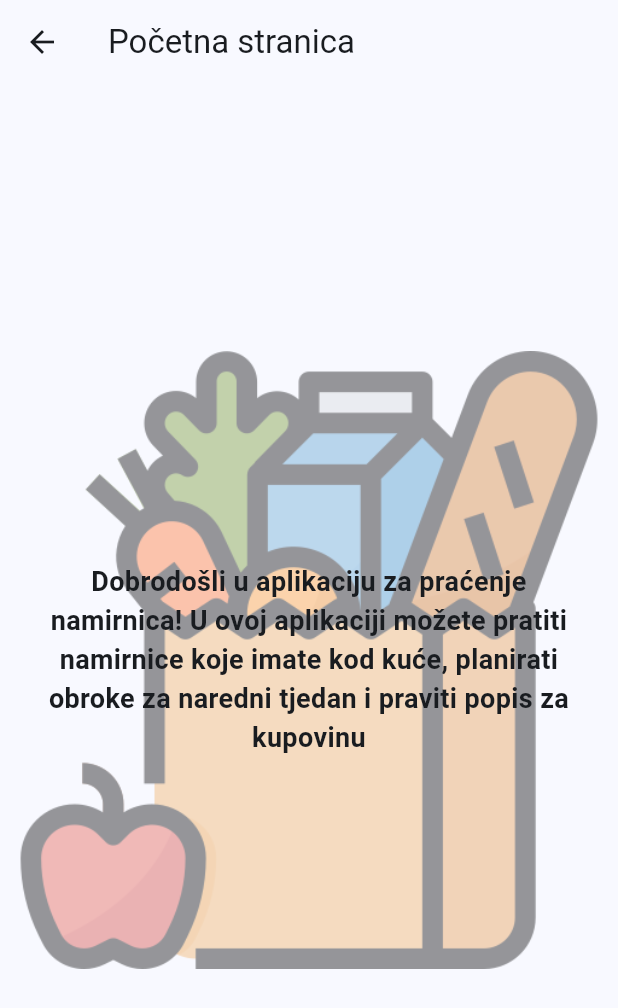
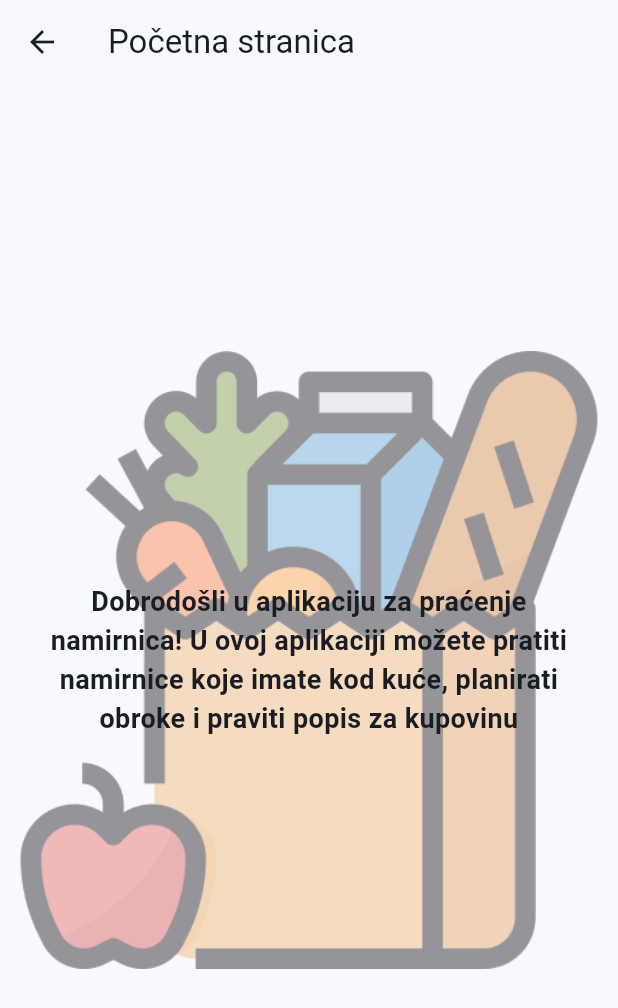
Before and after one commit to IvanSamardzic1/DiplomskiRad, a Flutter app: the HomePage screen opened directly, on a phone screen of 412 x 824 dp. Shown: the top 1008 px of the screen. Run offline on Flutter 3.47's test engine with Material 3 defaults, Android fonts, the phone set to English and light mode, and no system bars; our stand-ins replace shared_preferences; missing offline and left inert: sql_conn; accounts and stored records are empty.

Commit message:
Pisanje dokumentacije

```diff
--- a/Kod/lib/home.dart
+++ b/Kod/lib/home.dart
@@ -29,7 +29,7 @@ class HomePage extends StatelessWidget {
                   padding: const EdgeInsets.all(16.0),
                   child: Text(
                     'Dobrodošli u aplikaciju za praćenje namirnica! U ovoj aplikaciji možete '
-                        'pratiti namirnice koje imate kod kuće, planirati obroke za naredni tjedan i praviti popis za kupovinu',
+                        'pratiti namirnice koje imate kod kuće, planirati obroke i praviti popis za kupovinu',
                     textAlign: TextAlign.center,
                     style: TextStyle(
                       fontWeight: FontWeight.bold,
```
Also changed, not shown: Dokumentacija/Slike Latex/pocetna_odjavljen.png (added), Dokumentacija/Slike Latex/pocetna_prijavljen.png (added), Dokumentacija/Slike Latex/profil.png (added), 1 other file.
